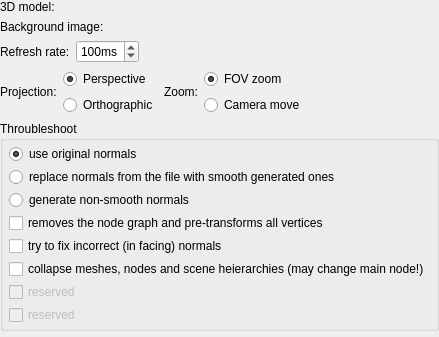
vooon/OpenPilot, file ground/openpilotgcs/src/plugins/modelviewqt3d/modelviewqt3doptionspage.ui: the form before one commit.
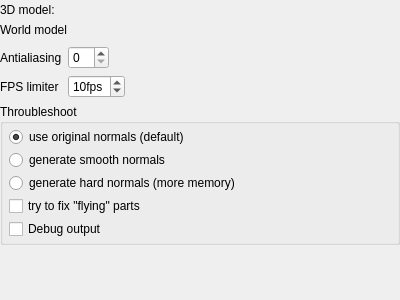
The form after the commit. Custom widgets are drawn as their Qt base class.

Commit message: totally rewrited code. * used fork of Qt Quick3D - https://gitorious.org/~hhrhhr/qt-quick3d/hhrhhr-qt-quick3d + AA settings and FPS limiter + camera animation (numpad 2-4-6-8) + cubemap as background + something more...

Diff of the .ui file:
```diff
--- a/ground/openpilotgcs/src/plugins/modelviewqt3d/modelviewqt3doptionspage.ui
+++ b/ground/openpilotgcs/src/plugins/modelviewqt3d/modelviewqt3doptionspage.ui
@@ -7,7 +7,7 @@
     <x>0</x>
     <y>0</y>
     <width>400</width>
-    <height>318</height>
+    <height>300</height>
    </rect>
   </property>
   <layout class="QVBoxLayout" name="verticalLayout">
@@ -25,6 +25,12 @@
    </property>
    <item>
     <layout class="QGridLayout" name="gridLayout_2">
+     <property name="topMargin">
+      <number>3</number>
+     </property>
+     <property name="bottomMargin">
+      <number>3</number>
+     </property>
      <item row="0" column="0">
       <widget class="QLabel" name="label">
        <property name="sizePolicy">
@@ -47,12 +53,12 @@
         </sizepolicy>
        </property>
        <property name="text">
-        <string>Background image:</string>
+        <string>World model</string>
        </property>
       </widget>
      </item>
      <item row="1" column="1">
-      <widget class="Utils::PathChooser" name="backgroundPathChooser" native="true">
+      <widget class="Utils::PathChooser" name="worldPathChooser" native="true">
        <property name="toolTip">
         <string>Select the image that is shown in the background.</string>
        </property>
@@ -68,16 +74,45 @@
     </layout>
    </item>
    <item>
-    <layout class="QHBoxLayout" name="horizontalLayout_2">
-     <item>
+    <layout class="QFormLayout" name="formLayout">
+     <property name="fieldGrowthPolicy">
+      <enum>QFormLayout::AllNonFixedFieldsGrow</enum>
+     </property>
+     <item row="0" column="0">
+      <widget class="QLabel" name="label_4">
+       <property name="text">
+        <string>Antialiasing</string>
+       </property>
+      </widget>
+     </item>
+     <item row="0" column="1">
+      <widget class="QSpinBox" name="aaSamples">
+       <property name="sizePolicy">
+        <sizepolicy hsizetype="Maximum" vsizetype="Fixed">
+         <horstretch>0</horstretch>
+         <verstretch>0</verstretch>
+        </sizepolicy>
+       </property>
+       <property name="toolTip">
+        <string>0 - disable antialiasing</string>
+       </property>
+       <property name="maximum">
+        <number>16</number>
+       </property>
+       <property name="singleStep">
+        <number>2</number>
+       </property>
+      </widget>
+     </item>
+     <item row="1" column="0">
       <widget class="QLabel" name="label_3">
        <property name="text">
-        <string>Refresh rate:</string>
+        <string>FPS limiter</string>
        </property>
       </widget>
      </item>
-     <item>
-      <widget class="QSpinBox" name="refreshRate">
+     <item row="1" column="1">
+      <widget class="QSpinBox" name="fpsLimiter">
        <property name="sizePolicy">
         <sizepolicy hsizetype="Maximum" vsizetype="Fixed">
          <horstretch>0</horstretch>
@@ -88,138 +123,18 @@
         <string>10-500 ms (100-2 Hz)</string>
        </property>
        <property name="suffix">
-        <string>ms</string>
+        <string>fps</string>
        </property>
        <property name="minimum">
-        <number>10</number>
+        <number>1</number>
        </property>
        <property name="maximum">
-        <number>500</number>
+        <number>60</number>
        </property>
        <property name="value">
-        <number>100</number>
+        <number>10</number>
        </property>
       </widget>
-     </item>
-     <item>
-      <spacer name="horizontalSpacer">
-       <property name="orientation">
-        <enum>Qt::Horizontal</enum>
-       </property>
-       <property name="sizeHint" stdset="0">
-        <size>
-         <width>40</width>
-         <height>20</height>
-        </size>
-       </property>
-      </spacer>
-     </item>
-    </layout>
-   </item>
-   <item>
-    <layout class="QHBoxLayout" name="horizontalLayout">
-     <property name="rightMargin">
-      <number>0</number>
-     </property>
-     <item>
-      <widget class="QLabel" name="label_4">
-       <property name="sizePolicy">
-        <sizepolicy hsizetype="Maximum" vsizetype="Preferred">
-         <horstretch>0</horstretch>
-         <verstretch>0</verstretch>
-        </sizepolicy>
-       </property>
-       <property name="text">
-        <string>Projection:</string>
-       </property>
-      </widget>
-     </item>
-     <item>
-      <widget class="QWidget" name="projectionGroup" native="true">
-       <layout class="QVBoxLayout" name="verticalLayout_3">
-        <property name="margin">
-         <number>0</number>
-        </property>
-        <item>
-         <widget class="QRadioButton" name="perspective">
-          <property name="text">
-           <string>Perspective</string>
-          </property>
-          <property name="checked">
-           <bool>true</bool>
-          </property>
-         </widget>
-        </item>
-        <item>
-         <widget class="QRadioButton" name="orthographic">
-          <property name="toolTip">
-           <string>This projection support only FOV zoom</string>
-          </property>
-          <property name="text">
-           <string>Orthographic</string>
-          </property>
-         </widget>
-        </item>
-       </layout>
-      </widget>
-     </item>
-     <item>
-      <widget class="QLabel" name="label_5">
-       <property name="sizePolicy">
-        <sizepolicy hsizetype="Maximum" vsizetype="Preferred">
-         <horstretch>0</horstretch>
-         <verstretch>0</verstretch>
-        </sizepolicy>
-       </property>
-       <property name="text">
-        <string>Zoom:</string>
-       </property>
-      </widget>
-     </item>
-     <item>
-      <widget class="QWidget" name="zoomGroup" native="true">
-       <layout class="QVBoxLayout" name="verticalLayout_4">
-        <property name="margin">
-         <number>0</number>
-        </property>
-        <item>
-         <widget class="QRadioButton" name="fovZoom">
-          <property name="toolTip">
-           <string>Use field-of view as zoom (much like a traditional camera)</string>
-          </property>
-          <property name="text">
-           <string>FOV zoom</string>
-          </property>
-          <property name="checked">
-           <bool>true</bool>
-          </property>
-         </widget>
-        </item>
-        <item>
-         <widget class="QRadioButton" name="cameraMove">
-          <property name="toolTip">
-           <string>Moving the camera back or forward</string>
-          </property>
-          <property name="text">
-           <string>Camera move</string>
-          </property>
-         </widget>
-        </item>
-       </layout>
-      </widget>
-     </item>
-     <item>
-      <spacer name="horizontalSpacer_2">
-       <property name="orientation">
-        <enum>Qt::Horizontal</enum>
-       </property>
-       <property name="sizeHint" stdset="0">
-        <size>
-         <width>40</width>
-         <height>20</height>
-        </size>
-       </property>
-      </spacer>
      </item>
     </layout>
    </item>
@@ -247,7 +162,7 @@
       <item>
        <widget class="QRadioButton" name="op_nothing">
         <property name="text">
-         <string>use original normals</string>
+         <string>use original normals (default)</string>
         </property>
         <property name="checked">
          <bool>true</bool>
@@ -257,55 +172,31 @@
       <item>
        <widget class="QRadioButton" name="op_calculatenormals">
         <property name="text">
-         <string>replace normals from the file with smooth generated ones</string>
+         <string>generate smooth normals</string>
         </property>
        </widget>
       </item>
       <item>
        <widget class="QRadioButton" name="op_forcefaceted">
         <property name="text">
-         <string>generate non-smooth normals</string>
+         <string>generate hard normals (more memory)</string>
         </property>
        </widget>
       </item>
       <item>
        <widget class="QCheckBox" name="op_optimize2">
         <property name="text">
-         <string>removes the node graph and pre-transforms all vertices</string>
+         <string>try to fix &quot;flying&quot; parts</string>
         </property>
        </widget>
       </item>
       <item>
-       <widget class="QCheckBox" name="op_fixnormals">
-        <property name="text">
-         <string>try to fix incorrect (in facing) normals</string>
+       <widget class="QCheckBox" name="bit7">
+        <property name="toolTip">
+         <string>see Assimp.log</string>
         </property>
-       </widget>
-      </item>
-      <item>
-       <widget class="QCheckBox" name="op_optimize">
         <property name="text">
-         <string>collapse meshes, nodes and scene heierarchies (may change main node!)</string>
-        </property>
-       </widget>
-      </item>
-      <item>
-       <widget class="QCheckBox" name="op_fix1">
-        <property name="enabled">
-         <bool>false</bool>
-        </property>
-        <property name="text">
-         <string>reserved</string>
-        </property>
-       </widget>
-      </item>
-      <item>
-       <widget class="QCheckBox" name="op_fix2">
-        <property name="enabled">
-         <bool>false</bool>
-        </property>
-        <property name="text">
-         <string>reserved</string>
+         <string>Debug output</string>
         </property>
        </widget>
       </item>
```
Left out of the diff: 45 changed lines with no effect on the pictures. The commit also changes 8 other files.
